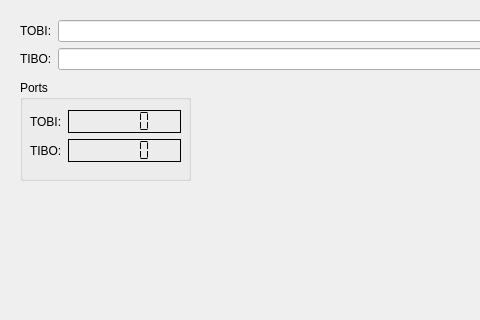
Old version of the form Monterey/rovdebug.ui in the repository rovsuite/monterey; both pictures show x 0 to 480 and y 0 to 320 of the 900 by 550 pixel window.
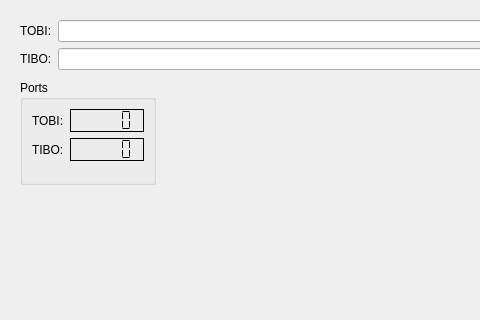
New version of the form.

Commit message: Fixed UI layouts Added ability to change hat and button functions from the settings GUI Added ability to save the hat and button functions

The edit to the form file:
```diff
--- a/Monterey/rovdebug.ui
+++ b/Monterey/rovdebug.ui
@@ -85,22 +85,13 @@
     <rect>
      <x>20</x>
      <y>80</y>
-     <width>171</width>
-     <height>101</height>
+     <width>136</width>
+     <height>105</height>
     </rect>
    </property>
    <property name="title">
     <string>Ports</string>
    </property>
-   <widget class="QWidget" name="layoutWidget">
-    <property name="geometry">
-     <rect>
-      <x>10</x>
-      <y>30</y>
-      <width>151</width>
-      <height>61</height>
-     </rect>
-    </property>
     <layout class="QFormLayout" name="formLayout_2">
      <item row="0" column="0">
       <widget class="QLabel" name="label_3">
@@ -137,7 +128,6 @@
       </widget>
      </item>
     </layout>
-   </widget>
   </widget>
  </widget>
  <resources/>
```
Lines whose indentation alone changed are shown as unchanged. The commit also changes 7 other files.
